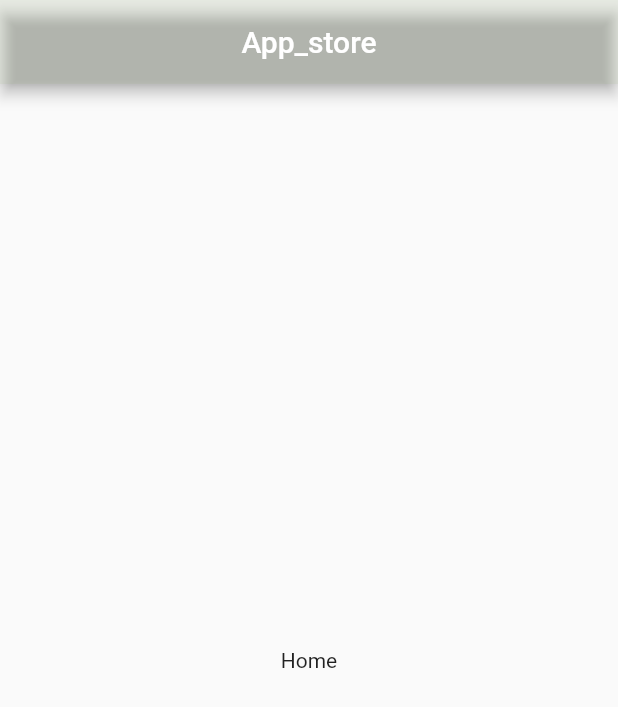
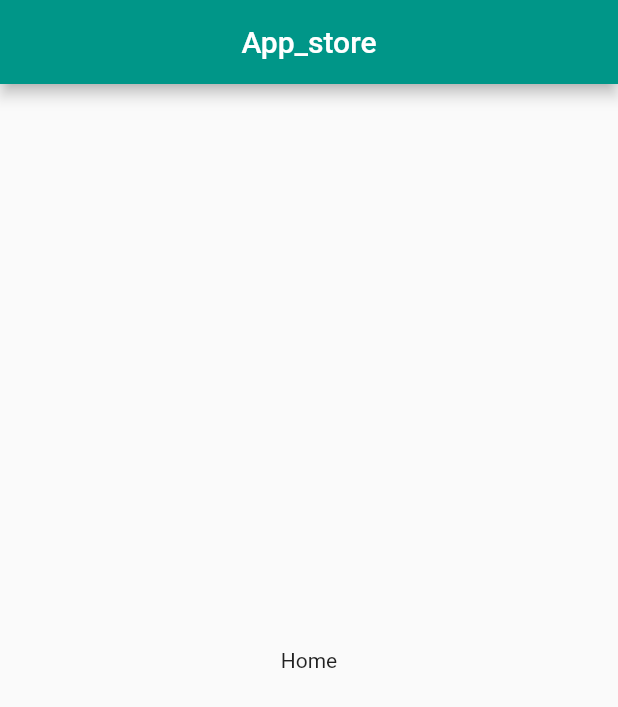
Before and after one commit to nxt1211/app_store, a Flutter app: the screen it shows after launch, on a phone screen of 412 x 824 dp. Shown: the top 707 px of the screen. Run offline on Flutter 3.47's test engine with Material 2 defaults, Android fonts, the light colour scheme and no system bars.

Commit message:
update color home

```diff
--- a/lib/main.dart
+++ b/lib/main.dart
@@ -15,7 +15,8 @@ class Home extends StatelessWidget {
       appBar: AppBar(
           title: Text('App_store'),
           centerTitle: true,
-          backgroundColor: Color.fromARGB(25, 141, 175, 100)),
+          backgroundColor: Colors.teal[500]
+          ),
       body: Center(
         child: Text('Home')
       ,)
```
